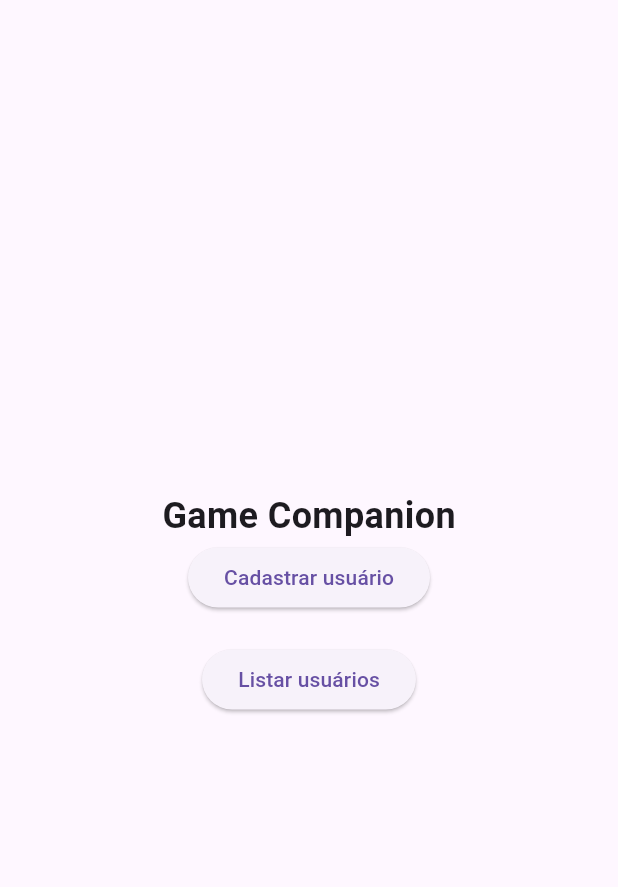
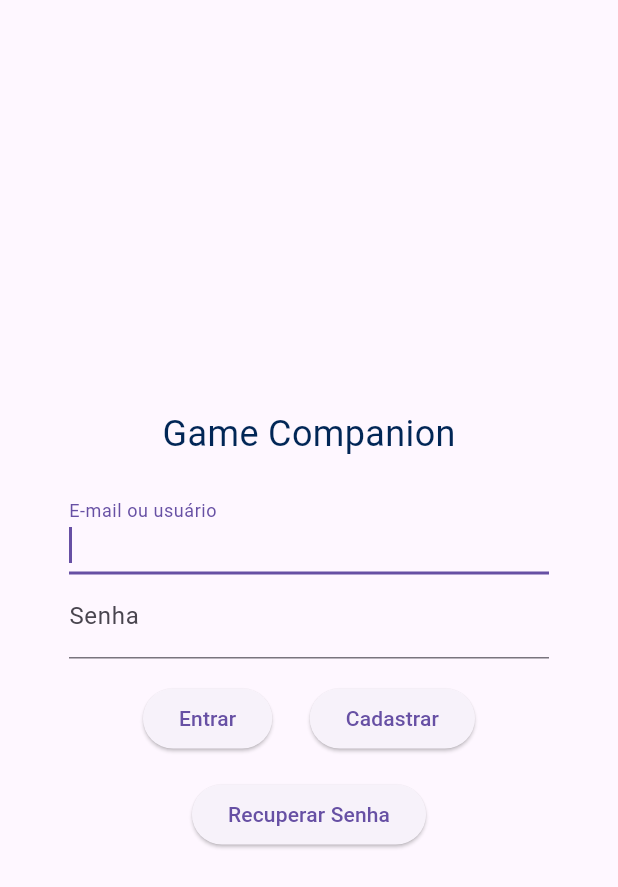
Before and after one commit to Faezito/APPCompanion, a Flutter app: the screen it shows after launch, on a phone screen of 412 x 824 dp. Shown: the top 887 px of the screen. Run offline on Flutter 3.47's test engine with Material 3 defaults, Android fonts, the phone set to English and light mode, and no system bars; our stand-ins replace dio, flutter_secure_storage; accounts and stored records are empty.

Commit message:
Home com login temporário

```diff
--- a/lib/screens/home.dart
+++ b/lib/screens/home.dart
@@ -1,9 +1,10 @@
-
-import 'package:appcompanion/models/responses/usuario_response.dart';
+import 'package:appcompanion/models/requests/login.dart';
 import 'package:appcompanion/screens/usuario/cadastro_screen.dart';
-import 'package:appcompanion/screens/usuario/lista_usuarios.dart';
-import 'package:appcompanion/services/usuario_service.dart';
+import 'package:appcompanion/services/acesso_service.dart';
+import 'package:appcompanion/services/auth_service.dart';
+import 'package:appcompanion/widgets/snackbar/snackbar_service.dart';
 import 'package:flutter/material.dart';
+import 'package:flutter_secure_storage/flutter_secure_storage.dart';
 
 class HomePage extends StatefulWidget {
   const HomePage({super.key, required this.title});
@@ -15,15 +16,17 @@ class HomePage extends StatefulWidget {
 }
 
 class _HomePageState extends State<HomePage> {
+  final _formKey = GlobalKey<FormState>();
+  final AcessoService acessoService = AcessoService();
+  final _loginController = TextEditingController();
+  final _senhaController = TextEditingController();
+  final storage = FlutterSecureStorage();
 
-  final UsuarioService usuarioService = UsuarioService();
-
-  late Future<List<UsuarioResponse>> usuarioFuture;
+  bool carregando = false;
 
   @override
   void initState() {
     super.initState();
-    usuarioFuture = usuarioService.listarUsuarios();
   }
 
   @override
@@ -32,40 +35,109 @@ class _HomePageState extends State<HomePage> {
       body:
       Center(
         child: SizedBox(
-          width: 300,
+          width: 320,
+          child: Form(
+            key: _formKey,
             child: Column(
               mainAxisAlignment: MainAxisAlignment.center,
-            children: <Widget>[
-              const Text(
-                'Game Companion',
-                style: TextStyle(fontSize: 24, fontWeight: FontWeight.bold),
+              children: [
+                Text(
+                  "Game Companion",
+                  style: const TextStyle(
+                    color: Color.fromARGB(255, 1, 38, 86),
+                    fontSize: 24.0
+                    ),
+                  strutStyle: const StrutStyle(
+                    height: 5.0
+                  ),
+                ),
+                TextFormField(
+                  controller: _loginController,
+                  decoration: const InputDecoration(labelText: "E-mail ou usuário"),
+                  autofocus: true,
+                  validator: (value) {
+                    if (value == null || value.isEmpty) {
+                      return 'Por favor, insira seu e-mail ou usuário';
+                    }
+                    return null;
+                  },
+                ),
+                TextFormField(
+                  controller: _senhaController,
+                  decoration: const InputDecoration(labelText: "Senha"),
+                  obscureText: true,
+                  validator: (value) {
+                    if (value == null || value.isEmpty) {
+                      return 'Por favor, insira sua senha';
+                    }
+                    return null;
+                  },
+                ),
+                Padding(
+                  padding: EdgeInsetsGeometry.all(16.0),
+                  child: Row (
+                    mainAxisAlignment: MainAxisAlignment.center,
+                    spacing: 25.0,
+                    children: [
+                      ElevatedButton(
+                        onPressed: carregando ? null : _login,
+                        child: carregando ? const CircularProgressIndicator() : const Text("Entrar"),
                       ),
                       ElevatedButton(
                         onPressed: () {
                           Navigator.of(context).push(
                             MaterialPageRoute(
-                      builder: (_) => const CadastroScreen(),
+                              builder: (_) => CadastroScreen(),
                             ),
                           );
                         },
-                child: const Text("Cadastrar usuário"),
+                        child: const Text("Cadastrar"),
                       ),
-              const SizedBox(height: 20),
+                    ],
+                  ),
+                ),
                 ElevatedButton(
                       onPressed: () {
-                  Navigator.of(context).push(
-                    MaterialPageRoute(
-                      builder: (_) => ListaUsuariosScreen(usuarioService: usuarioService),
+                        // Navigator.of(context).push(
+                        //   // MaterialPageRoute(
+                        //   //   builder: (_) => RecuperarSenhaScreen(usuarioService: usuarioService),
+                        //   // ),
+                        // );
+                      },
+                  child: const Text("Recuperar Senha"),
                 ),
-                  );
-                },
-                child: const Text("Listar usuários"),
+              ],
             ),
-              const SizedBox(height: 20),
-            ]
           )
         )
       )
     );
   }
+
+  Future<void> _login() async {
+    if (!_formKey.currentState!.validate()){
+      return;
     }
+
+    setState(() {
+      carregando = true;
+      });
+
+    try {
+        final acesso = await acessoService.login(LoginRequest(login: _loginController.text, senha: _senhaController.text));
+        AuthService.salvarSessao(token: acesso.token, expiration: acesso.expiration ?? DateTime.now().add(Duration(hours: 3)));
+        SnackbarService.snackSucesso("Logado com sucesso! Bem-vindo de volta ${acesso.usuario?.nomeCompleto}");
+      }
+      catch(ex){
+        SnackbarService.snackErro(ex.toString().replaceFirst("Exception: ", ""));
+      }
+      finally{
+        if(mounted){
+          setState(() {
+            carregando = false;
+          });
+        }
+      }
+    }
+
+}
```
Lines whose indentation alone changed are shown as unchanged.
